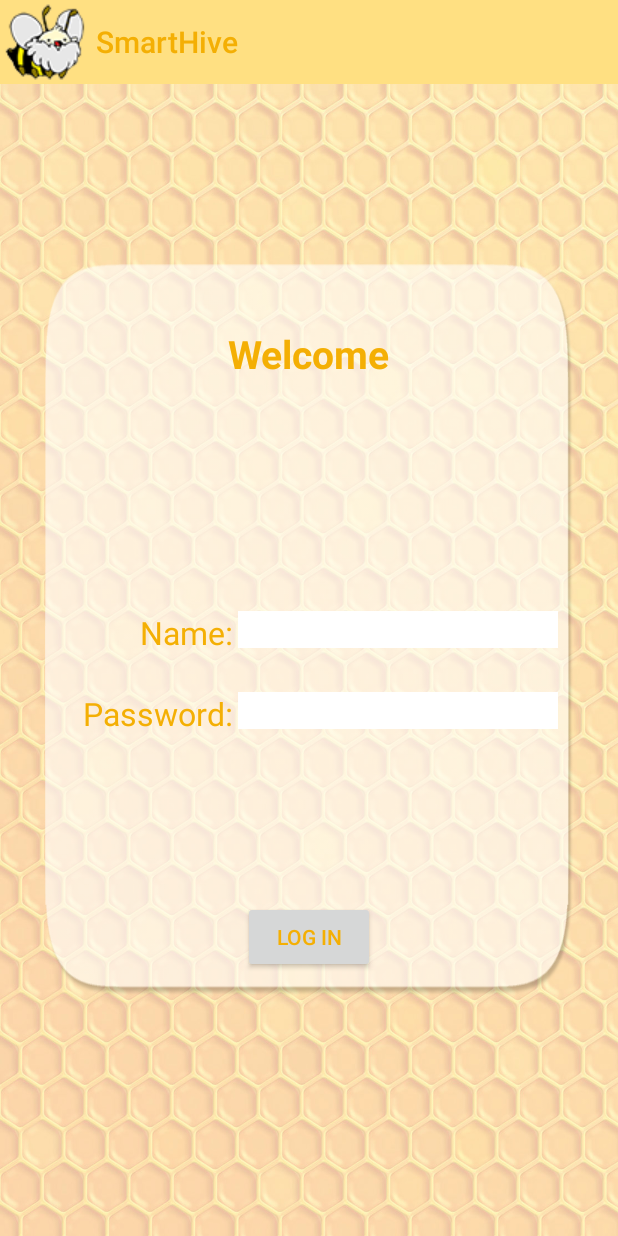
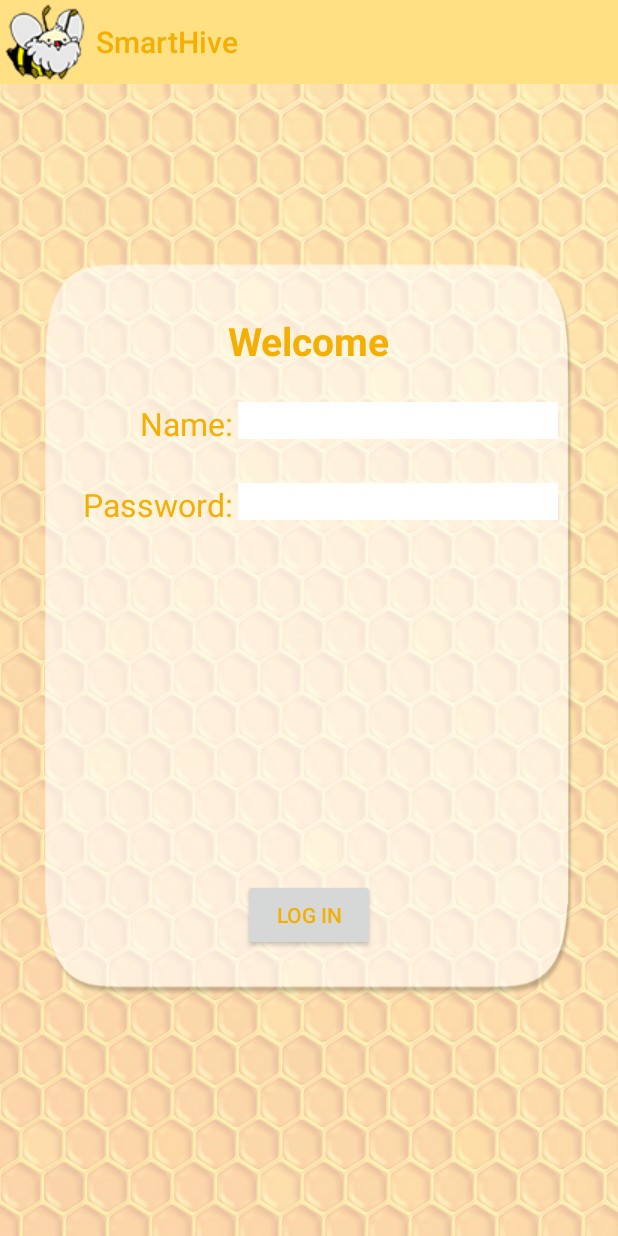
Before and after one commit to pwestman/SmartHive, an Android app: the screen it shows after launch (SignIn), on a phone screen of 412 x 824 dp. Run offline under Robolectric (Android 15) with nearby library versions, the phone set to English and light mode, and no system bars.

Commit message:
Added landscape to login page

```diff
--- /dev/null
+++ b/smartHive/src/main/res/layout-land/activity_sign_in.xml
@@ -0,0 +1,91 @@
+<?xml version="1.0" encoding="utf-8"?>
+<RelativeLayout xmlns:android="http://schemas.android.com/apk/res/android"
+    xmlns:tools="http://schemas.android.com/tools"
+    android:id="@+id/activity_sign_in"
+    android:layout_width="match_parent"
+    android:layout_height="match_parent"
+    tools:context="nottoobee.toobee.smarthive.SignIn">
+
+    <include
+        layout="@layout/tool_bar"
+        android:layout_width="match_parent"
+        android:layout_height="wrap_content"
+        android:id="@+id/include" />
+
+    <RelativeLayout
+        android:layout_width="match_parent"
+        android:layout_height="match_parent"
+        android:background="@drawable/layer_5"
+        android:id="@+id/relativeLayout2"
+        android:layout_alignParentBottom="true"
+        android:layout_centerHorizontal="true"
+        android:layout_marginBottom="50dp"
+        android:layout_marginTop="50dp"
+        android:layout_marginRight="30dp"
+        android:layout_marginLeft="30dp"
+        android:layout_below="@+id/include">
+
+
+        <TextView
+            android:text="@string/nameIn"
+            android:layout_width="wrap_content"
+            android:layout_height="wrap_content"
+            android:id="@+id/textView17"
+            android:textSize="21sp"
+            android:layout_alignTop="@+id/editText"
+            android:layout_alignEnd="@+id/textView18" />
+
+        <TextView
+            android:text="@string/welcome"
+            android:layout_width="wrap_content"
+            android:layout_height="wrap_content"
+            android:id="@+id/textView16"
+            android:textStyle="normal|bold"
+            android:textSize="26sp"
+            android:layout_alignParentTop="true"
+            android:layout_centerHorizontal="true"
+            android:layout_marginTop="15dp" />
+
+        <EditText
+            android:layout_width="wrap_content"
+            android:layout_height="wrap_content"
+            android:inputType="textPersonName"
+            android:background="@color/white"
+            android:ems="10"
+            android:id="@+id/editText"
+            android:layout_marginStart="30dp"
+            android:layout_below="@+id/textView16"
+            android:layout_alignStart="@+id/button"
+            android:layout_marginTop="21dp" />
+
+        <EditText
+            android:layout_width="wrap_content"
+            android:layout_height="wrap_content"
+            android:inputType="textPassword"
+            android:background="@color/white"
+            android:ems="10"
+            android:id="@+id/editText2"
+            android:layout_below="@+id/textView17"
+            android:layout_alignStart="@+id/editText"
+            android:layout_marginTop="19dp" />
+
+        <TextView
+            android:text="@string/passwordIn"
+            android:layout_width="wrap_content"
+            android:layout_height="wrap_content"
+            android:id="@+id/textView18"
+            android:textSize="21sp"
+            android:layout_alignTop="@+id/editText2"
+            android:layout_toStartOf="@+id/textView16" />
+
+        <Button
+            android:text="@string/log_in"
+            android:layout_width="wrap_content"
+            android:layout_height="wrap_content"
+            android:onClick="login"
+            android:id="@+id/button"
+            android:layout_below="@+id/textView18"
+            android:layout_centerHorizontal="true"
+            android:layout_marginTop="12dp" />
+    </RelativeLayout>
+</RelativeLayout>
--- a/smartHive/src/main/res/layout/activity_sign_in.xml
+++ b/smartHive/src/main/res/layout/activity_sign_in.xml
@@ -24,16 +24,6 @@
         android:layout_marginTop="120dp"
         android:id="@+id/relativeLayout2">
 
-        <TextView
-            android:text="@string/welcome"
-            android:layout_width="wrap_content"
-            android:layout_height="wrap_content"
-            android:layout_centerHorizontal="true"
-            android:layout_marginTop="42dp"
-            android:id="@+id/textView16"
-            android:textStyle="normal|bold"
-            android:textSize="26sp" />
-
 
         <TextView
             android:text="@string/nameIn"
@@ -57,27 +47,6 @@
         <EditText
             android:layout_width="wrap_content"
             android:layout_height="wrap_content"
-            android:inputType="textPersonName"
-            android:layout_marginEnd="10dp"
-            android:background="@color/white"
-            android:ems="10"
-            android:id="@+id/editText"
-            android:layout_centerVertical="true"
-            android:layout_alignParentEnd="true" />
-
-        <Button
-            android:text="@string/log_in"
-            android:layout_width="wrap_content"
-            android:layout_height="wrap_content"
-            android:layout_centerHorizontal="true"
-            android:layout_alignParentBottom="true"
-            android:onClick="login"
-            android:layout_marginBottom="15dp"
-            android:id="@+id/button" />
-
-        <EditText
-            android:layout_width="wrap_content"
-            android:layout_height="wrap_content"
             android:inputType="textPassword"
             android:layout_marginEnd="10dp"
             android:background="@color/white"
@@ -85,5 +54,37 @@
             android:id="@+id/editText2"
             android:layout_alignTop="@+id/textView18"
             android:layout_alignParentEnd="true" />
+
+        <TextView
+            android:text="@string/welcome"
+            android:layout_width="wrap_content"
+            android:layout_height="wrap_content"
+            android:layout_marginTop="33dp"
+            android:id="@+id/textView16"
+            android:textStyle="normal|bold"
+            android:textSize="26sp"
+            android:layout_alignParentTop="true"
+            android:layout_centerHorizontal="true" />
+
+        <EditText
+            android:layout_width="wrap_content"
+            android:layout_height="wrap_content"
+            android:inputType="textPersonName"
+            android:background="@color/white"
+            android:ems="10"
+            android:id="@+id/editText"
+            android:layout_marginTop="23dp"
+            android:layout_below="@+id/textView16"
+            android:layout_alignStart="@+id/editText2" />
+
+        <Button
+            android:text="@string/log_in"
+            android:layout_width="wrap_content"
+            android:layout_height="wrap_content"
+            android:onClick="login"
+            android:id="@+id/button"
+            android:layout_alignParentBottom="true"
+            android:layout_centerHorizontal="true"
+            android:layout_margin="30dp"/>
     </RelativeLayout>
 </RelativeLayout>
```
